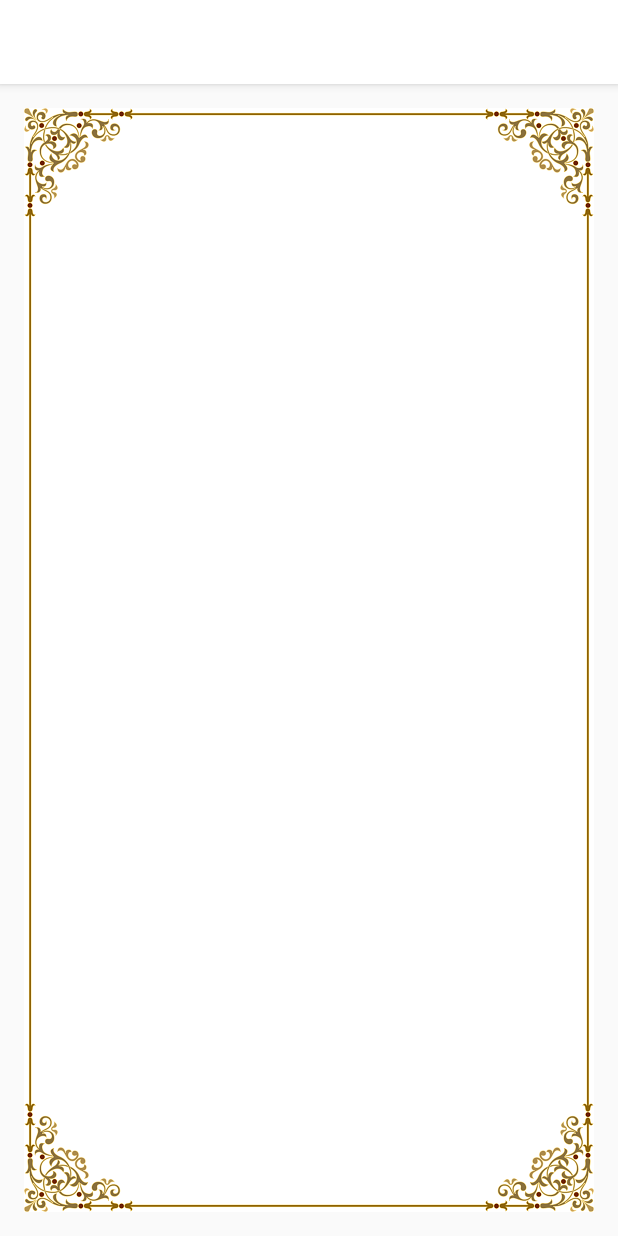
After one commit to KarsekaVladimir/ANDROID_SocialSample, an Android app: the Splashscreen screen opened directly, with no data from a screen before it, on a phone screen of 412 x 824 dp. The commit adds this screen. Run offline under Robolectric (Android 15) with nearby library versions, the phone set to English and light mode, and no system bars.

Commit message:
Draw9Patch, create splash screen with bg_splash.9.png

```diff
--- a/SocialSample/app/src/main/java/com/sample/social/socialsample/MainActivity.java
+++ b/SocialSample/app/src/main/java/com/sample/social/socialsample/MainActivity.java
@@ -18,4 +18,8 @@ public class MainActivity extends AppCompatActivity {
     public void toMain2Activity (View view){
         Intent intent = new Intent(this, Main2Activity.class);
         startActivity(intent);}
+
+    public void toSplashscreen (View view){
+        Intent intent = new Intent(this, Splashscreen.class);
+        startActivity(intent);}
 }
--- /dev/null
+++ b/SocialSample/app/src/main/java/com/sample/social/socialsample/Splashscreen.java
@@ -0,0 +1,13 @@
+package com.sample.social.socialsample;
+
+import android.support.v7.app.AppCompatActivity;
+import android.os.Bundle;
+
+public class Splashscreen extends AppCompatActivity {
+
+    @Override
+    protected void onCreate(Bundle savedInstanceState) {
+        super.onCreate(savedInstanceState);
+        setContentView(R.layout.activity_splashscreen);
+    }
+}
--- a/SocialSample/app/src/main/res/layout/activity_main.xml
+++ b/SocialSample/app/src/main/res/layout/activity_main.xml
@@ -71,6 +71,7 @@
         android:layout_height="wrap_content"
         android:text="@string/buttonB"
         android:layout_gravity="bottom"
+        android:onClick="toSplashscreen"
         style="?attr/FonGroudButton"/>
         <!--android:textColor="@color/textcolorT"
         android:textSize="@dimen/textsize"-->
--- /dev/null
+++ b/SocialSample/app/src/main/res/layout/activity_splashscreen.xml
@@ -0,0 +1,19 @@
+<?xml version="1.0" encoding="utf-8"?>
+<RelativeLayout xmlns:android="http://schemas.android.com/apk/res/android"
+    xmlns:tools="http://schemas.android.com/tools"
+    android:id="@+id/activity_splashscreen"
+    android:layout_width="match_parent"
+    android:layout_height="match_parent"
+    android:paddingBottom="@dimen/activity_vertical_margin"
+    android:paddingLeft="@dimen/activity_horizontal_margin"
+    android:paddingRight="@dimen/activity_horizontal_margin"
+    android:paddingTop="@dimen/activity_vertical_margin"
+    tools:context="com.sample.social.socialsample.Splashscreen">
+
+    <ImageView
+        android:layout_width="match_parent"
+        android:layout_height="match_parent"
+
+        android:background="@mipmap/bg__splash"/>
+
+</RelativeLayout>
--- /dev/null
+++ b/SocialSample/app/src/main/res/values/bg__splash.xml
@@ -0,0 +1,2 @@
+<?xml version="1.0" encoding="utf-8"?>
+<resources></resources>
```
Also changed, not shown: SocialSample/app/src/main/AndroidManifest.xml (+10 -9 lines), SocialSample/app/src/main/res/mipmap-hdpi/bg__splash.9.png (added), SocialSample/app/src/main/res/mipmap-hdpi/index.png (added).
